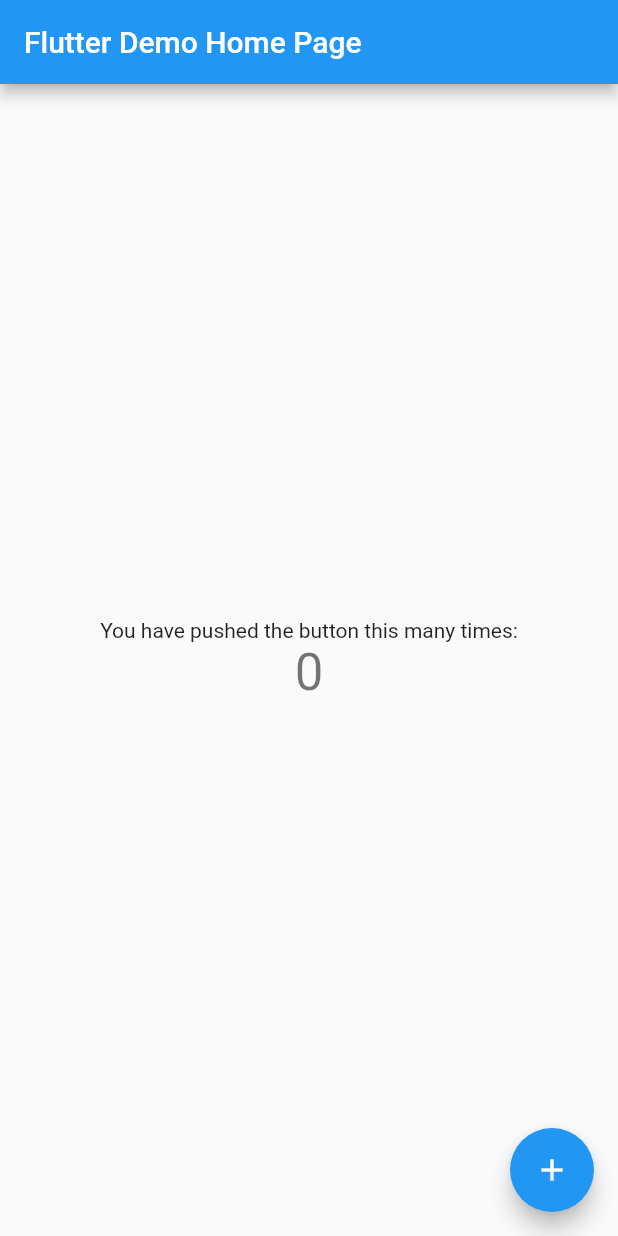
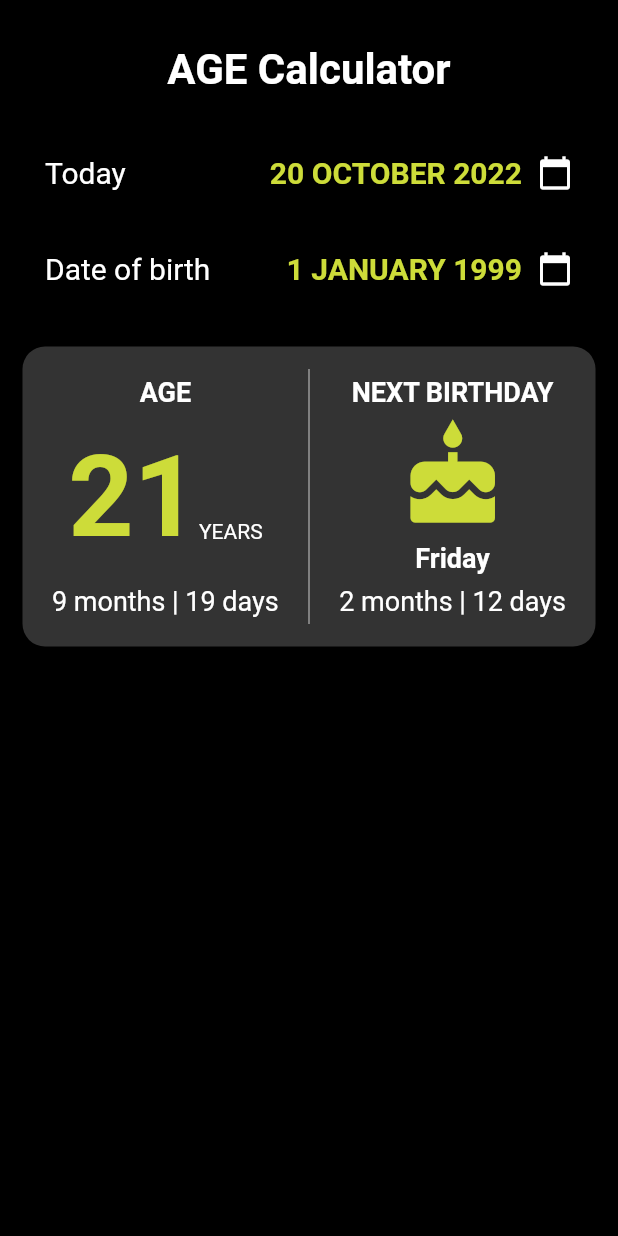
Before and after one commit to Ammar-Ishfaq/Flutter-Age-Calculator, a Flutter app: the screen it shows after launch, on a phone screen of 412 x 824 dp. Run offline on Flutter 3.47's test engine with Material 2 defaults, Android fonts, the light colour scheme and no system bars.

Commit message:
- ui in progress(partially complete)

```diff
--- /dev/null
+++ b/lib/home_page.dart
@@ -0,0 +1,210 @@
+import 'package:flutter/material.dart';
+
+class HomePage extends StatefulWidget {
+  const HomePage({Key? key}) : super(key: key);
+
+  @override
+  State<HomePage> createState() => _HomePageState();
+}
+
+class _HomePageState extends State<HomePage> {
+  @override
+  Widget build(BuildContext context) {
+    return SafeArea(
+        child: Scaffold(
+      backgroundColor: Colors.black,
+      body: Padding(
+        padding: const EdgeInsets.symmetric(horizontal: 15.0),
+        child: Column(
+          children: [
+            const SizedBox(
+              height: 30,
+              width: double.maxFinite,
+            ),
+            const Text(
+              "AGE Calculator",
+              style: TextStyle(
+                color: Colors.white,
+                fontSize: 28,
+                fontWeight: FontWeight.w700,
+              ),
+            ),
+            const SizedBox(
+              height: 40,
+            ),
+            Padding(
+              padding: const EdgeInsets.symmetric(horizontal: 15),
+              child: Row(
+                mainAxisAlignment: MainAxisAlignment.spaceBetween,
+                children: [
+                  const Text(
+                    "Today",
+                    style: TextStyle(
+                        color: Colors.white,
+                        fontWeight: FontWeight.w400,
+                        fontSize: 20),
+                  ),
+                  Row(
+                    children: const [
+                      Text(
+                        "20 OCTOBER 2022",
+                        style: TextStyle(
+                          color: Color(0xffCDDC39),
+                          fontSize: 20,
+                          fontWeight: FontWeight.w700,
+                        ),
+                      ),
+                      SizedBox(
+                        width: 10,
+                      ),
+                      Icon(
+                        Icons.calendar_today,
+                        color: Colors.white,
+                      ),
+                    ],
+                  )
+                ],
+              ),
+            ),
+            const SizedBox(
+              height: 40,
+            ),
+            Padding(
+              padding: const EdgeInsets.symmetric(horizontal: 15),
+              child: Row(
+                mainAxisAlignment: MainAxisAlignment.spaceBetween,
+                children: [
+                  const Text(
+                    "Date of birth",
+                    style: TextStyle(
+                        color: Colors.white,
+                        fontWeight: FontWeight.w400,
+                        fontSize: 20),
+                  ),
+                  Row(
+                    children: const [
+                      Text(
+                        "1 JANUARY 1999",
+                        style: TextStyle(
+                          color: Color(0xffCDDC39),
+                          fontSize: 20,
+                          fontWeight: FontWeight.w700,
+                        ),
+                      ),
+                      SizedBox(
+                        width: 10,
+                      ),
+                      Icon(
+                        Icons.calendar_today,
+                        color: Colors.white,
+                      ),
+                    ],
+                  )
+                ],
+              ),
+            ),
+            Container(
+              margin: const EdgeInsets.symmetric(vertical: 40),
+              width: double.maxFinite,
+              height: 200,
+              decoration: BoxDecoration(
+                  color: const Color(0xff333333),
+                  borderRadius: BorderRadius.circular(15)),
+              child: Column(
+                children: [
+                  Row(
+                    mainAxisAlignment: MainAxisAlignment.spaceEvenly,
+                    children: [
+                      Container(
+                        height: 200,
+                        padding: const EdgeInsets.symmetric(vertical: 20),
+                        child: Column(
+                          mainAxisAlignment: MainAxisAlignment.spaceBetween,
+                          children: [
+                            const Text(
+                              "AGE",
+                              style: TextStyle(
+                                  color: Colors.white,
+                                  fontWeight: FontWeight.w700,
+                                  fontSize: 18),
+                            ),
+                            Row(
+                              crossAxisAlignment: CrossAxisAlignment.end,
+                              children: const [
+                                Text(
+                                  "21",
+                                  style: TextStyle(
+                                      color: Color(0xffCDDC39),
+                                      fontWeight: FontWeight.w700,
+                                      fontSize: 76),
+                                ),
+                                Padding(
+                                  padding: EdgeInsets.only(bottom: 13.0),
+                                  child: Text(
+                                    "YEARS",
+                                    style: TextStyle(color: Colors.white),
+                                  ),
+                                )
+                              ],
+                            ),
+                            const Text(
+                              "9 months | 19 days",
+                              style: TextStyle(
+                                  color: Colors.white,
+                                  fontWeight: FontWeight.w400,
+                                  fontSize: 18),
+                            ),
+                          ],
+                        ),
+                      ),
+                      Container(
+                        height: 170,
+                        width: 1,
+                        color: const Color(0xff999999),
+                      ),
+                      Container(
+                        height: 200,
+                        padding: const EdgeInsets.symmetric(vertical: 20),
+                        child: Column(
+                          mainAxisAlignment: MainAxisAlignment.spaceBetween,
+                          children: const [
+                            Text(
+                              "NEXT BIRTHDAY",
+                              style: TextStyle(
+                                  color: Colors.white,
+                                  fontWeight: FontWeight.w700,
+                                  fontSize: 18),
+                            ),
+                            Icon(
+                              Icons.cake,
+                              size: 75,
+                              color: Color(0xffCDDC39),
+                            ),
+                            Text(
+                              "Friday",
+                              style: TextStyle(
+                                  color: Colors.white,
+                                  fontWeight: FontWeight.w700,
+                                  fontSize: 18),
+                            ),
+                            Text(
+                              "2 months | 12 days",
+                              style: TextStyle(
+                                  color: Colors.white,
+                                  fontWeight: FontWeight.w400,
+                                  fontSize: 18),
+                            ),
+                          ],
+                        ),
+                      ),
+                    ],
+                  )
+                ],
+              ),
+            )
+          ],
+        ),
+      ),
+    ));
+  }
+}
--- a/lib/main.dart
+++ b/lib/main.dart
@@ -1,4 +1,5 @@
 import 'package:flutter/material.dart';
+import 'package:flutter_age_calculator_1/home_page.dart';
 
 void main() {
   runApp(const MyApp());
@@ -11,105 +12,13 @@
   @override
   Widget build(BuildContext context) {
     return MaterialApp(
-      title: 'Flutter Demo',
+      title: 'Age Calculator',
       theme: ThemeData(
-        // This is the theme of your application.
-        //
-        // Try running your application with "flutter run". You'll see the
-        // application has a blue toolbar. Then, without quitting the app, try
-        // changing the primarySwatch below to Colors.green and then invoke
-        // "hot reload" (press "r" in the console where you ran "flutter run",
-        // or simply save your changes to "hot reload" in a Flutter IDE).
-        // Notice that the counter didn't reset back to zero; the application
-        // is not restarted.
         primarySwatch: Colors.blue,
       ),
-      home: const MyHomePage(title: 'Flutter Demo Home Page'),
+      home: const Scaffold(
+        body: HomePage()
+      ),
     );
   }
 }
-
-class MyHomePage extends StatefulWidget {
-  const MyHomePage({super.key, required this.title});
-
-  // This widget is the home page of your application. It is stateful, meaning
-  // that it has a State object (defined below) that contains fields that affect
-  // how it looks.
-
-  // This class is the configuration for the state. It holds the values (in this
-  // case the title) provided by the parent (in this case the App widget) and
-  // used by the build method of the State. Fields in a Widget subclass are
-  // always marked "final".
-
-  final String title;
-
-  @override
-  State<MyHomePage> createState() => _MyHomePageState();
-}
-
-class _MyHomePageState extends State<MyHomePage> {
-  int _counter = 0;
-
-  void _incrementCounter() {
-    setState(() {
-      // This call to setState tells the Flutter framework that something has
-      // changed in this State, which causes it to rerun the build method below
-      // so that the display can reflect the updated values. If we changed
-      // _counter without calling setState(), then the build method would not be
-      // called again, and so nothing would appear to happen.
-      _counter++;
-    });
-  }
-
-  @override
-  Widget build(BuildContext context) {
-    // This method is rerun every time setState is called, for instance as done
-    // by the _incrementCounter method above.
-    //
-    // The Flutter framework has been optimized to make rerunning build methods
-    // fast, so that you can just rebuild anything that needs updating rather
-    // than having to individually change instances of widgets.
-    return Scaffold(
-      appBar: AppBar(
-        // Here we take the value from the MyHomePage object that was created by
-        // the App.build method, and use it to set our appbar title.
-        title: Text(widget.title),
-      ),
-      body: Center(
-        // Center is a layout widget. It takes a single child and positions it
-        // in the middle of the parent.
-        child: Column(
-          // Column is also a layout widget. It takes a list of children and
-          // arranges them vertically. By default, it sizes itself to fit its
-          // children horizontally, and tries to be as tall as its parent.
-          //
-          // Invoke "debug painting" (press "p" in the console, choose the
-          // "Toggle Debug Paint" action from the Flutter Inspector in Android
-          // Studio, or the "Toggle Debug Paint" command in Visual Studio Code)
-          // to see the wireframe for each widget.
-          //
-          // Column has various properties to control how it sizes itself and
-          // how it positions its children. Here we use mainAxisAlignment to
-          // center the children vertically; the main axis here is the vertical
-          // axis because Columns are vertical (the cross axis would be
-          // horizontal).
-          mainAxisAlignment: MainAxisAlignment.center,
-          children: <Widget>[
-            const Text(
-              'You have pushed the button this many times:',
-            ),
-            Text(
-              '$_counter',
-              style: Theme.of(context).textTheme.headline4,
-            ),
-          ],
-        ),
-      ),
-      floatingActionButton: FloatingActionButton(
-        onPressed: _incrementCounter,
-        tooltip: 'Increment',
-        child: const Icon(Icons.add),
-      ), // This trailing comma makes auto-formatting nicer for build methods.
-    );
-  }
-}
```
